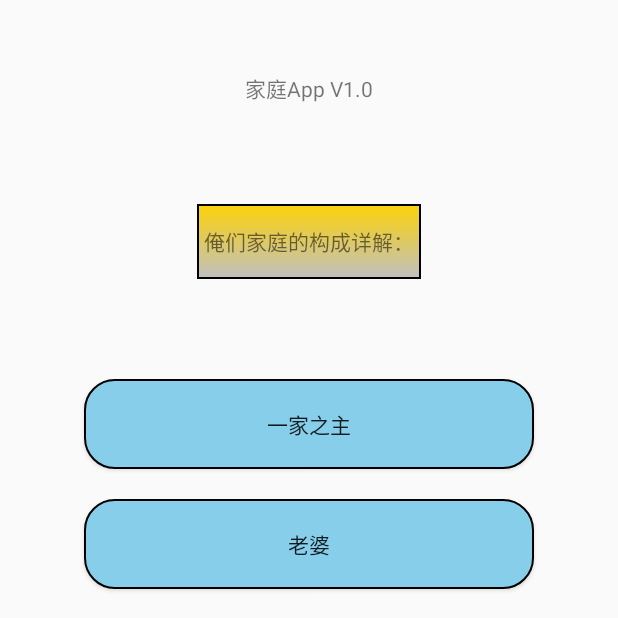
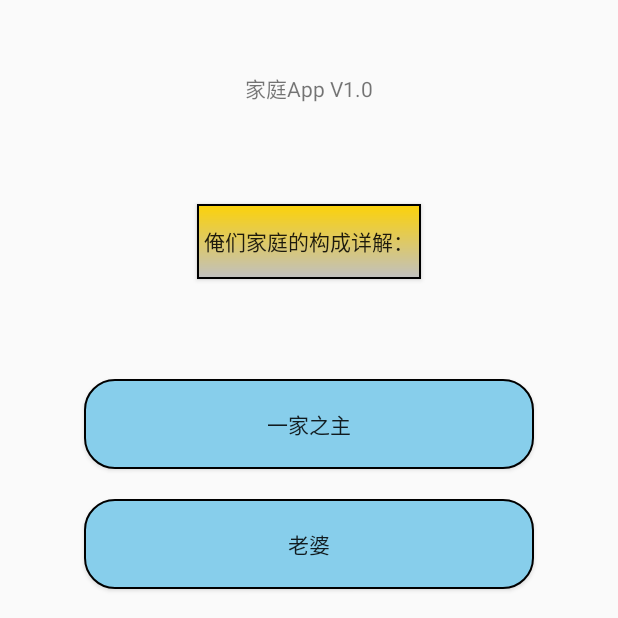
Before and after one commit to yuqingmao/family, an Android app: the ActFirst screen opened directly, with no data from a screen before it, on a phone screen of 412 x 824 dp, the top half of it. Run offline under Robolectric (Android 15) with nearby library versions, the phone set to English and light mode, and no system bars.

Commit message:
Test and study of "Inflater" in "HomeMembers" java code

```diff
--- a/app/build.gradle
+++ b/app/build.gradle
@@ -23,6 +23,7 @@ dependencies {
     implementation fileTree(dir: 'libs', include: ['*.jar'])
     implementation 'androidx.appcompat:appcompat:1.0.2'
     implementation 'androidx.constraintlayout:constraintlayout:1.1.3'
+    implementation 'com.google.android.material:material:1.0.0'
     testImplementation 'junit:junit:4.12'
     androidTestImplementation 'androidx.test:runner:1.2.0'
     androidTestImplementation 'androidx.test.espresso:espresso-core:3.2.0'
--- a/app/src/main/java/com/example/family/ActFirst.java
+++ b/app/src/main/java/com/example/family/ActFirst.java
@@ -24,6 +24,7 @@ import java.util.TimerTask;
 public class ActFirst extends Activity {
     int imgstart = 0;
     private Context mContext;
+    private Button bh;
     private Button b1;
     private Button b2;
     private Button b3;
@@ -49,7 +50,12 @@ public class ActFirst extends Activity {
 
         Log.d("data", "onCreate: ");
         super.onCreate(savedInstanceState);
+
+        removeView();
+        addView();
+
         setContentView(R.layout.act_first);
+
 
         imgchange = findViewById(R.id.imgchange);
         new Timer().schedule(new TimerTask() {
@@ -65,12 +71,35 @@ public class ActFirst extends Activity {
         mContext = this;
     }
 
+    private void removeView(){
+        LinearLayout ly = new LinearLayout(this);
+        TextView title = findViewById(R.id.main_t1);
+        ly.removeView(title);
+    }
+
+    private void addView(){
+        LinearLayout ly = new LinearLayout(this);
+        Button btn = new Button(this);
+        btn.setText("JAVA 添加的按钮");
+        ly.addView(btn);
+    }
+
     protected void bindButton() {
+        bh = findViewById(R.id.t4);
         b1 = findViewById(R.id.man1);
         b2 = findViewById(R.id.man2);
         b3 = findViewById(R.id.cat1);
         b4 = findViewById(R.id.cat2);
         b5 = findViewById(R.id.homemap);
+
+        bh.setOnClickListener(new View.OnClickListener() {
+            @Override
+            public void onClick(View view) {
+                Intent it0 = new Intent();
+                it0.setClassName(mContext, "com.example.family.HomeMembers");
+                startActivity(it0);
+            }
+        });
 
         b1.setOnClickListener(new View.OnClickListener() {
             @Override
--- a/app/src/main/res/layout/act_first.xml
+++ b/app/src/main/res/layout/act_first.xml
@@ -15,7 +15,7 @@
         android:gravity="center"
         android:text="家庭App V1.0"/>
 
-    <TextView
+    <Button
         android:id="@+id/t4"
         android:layout_width="170dp"
         android:layout_height="50dp"
--- a/app/src/main/res/values/strings.xml
+++ b/app/src/main/res/values/strings.xml
@@ -1,4 +1,5 @@
 <resources>
     <string name="app_name">family</string>
-    <string name="s1">sting1</string>>
+    <string name="s1">sting1</string>
+    <string name="title_activity_home_members">HomeMembers</string>>
 </resources>
```
Also changed, not shown: app/src/main/AndroidManifest.xml (+14 -10 lines), app/src/main/java/com/example/family/HomeMembers.java (added, +62 -0 lines), app/src/main/res/layout/activity_home_members.xml (added, +15 -0 lines).
